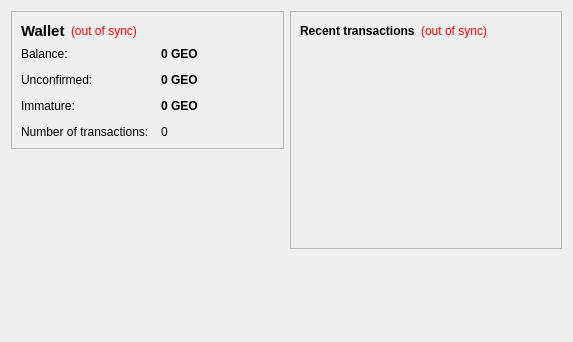
The window that src/qt/forms/overviewpage.ui (slimmtl/scamcoin) describes before a commit, drawn with Qt 5.
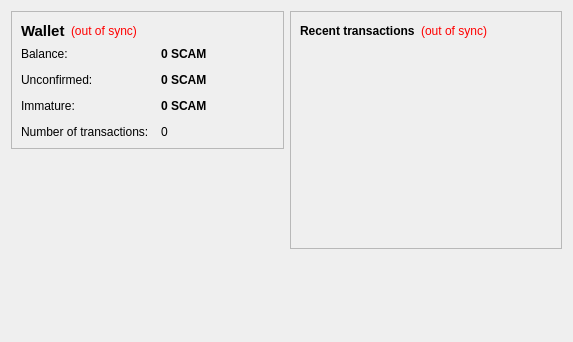
The same window after the commit.

```diff
--- a/src/qt/forms/overviewpage.ui
+++ b/src/qt/forms/overviewpage.ui
@@ -105,7 +105,7 @@
              <string>Your current balance</string>
             </property>
             <property name="text">
-             <string notr="true">0 GEO</string>
+             <string notr="true">0 SCAM</string>
             </property>
             <property name="textInteractionFlags">
              <set>Qt::LinksAccessibleByMouse|Qt::TextSelectableByKeyboard|Qt::TextSelectableByMouse</set>
@@ -134,7 +134,7 @@
              <string>Total of transactions that have yet to be confirmed, and do not yet count toward the current balance</string>
             </property>
             <property name="text">
-             <string notr="true">0 GEO</string>
+             <string notr="true">0 SCAM</string>
             </property>
             <property name="textInteractionFlags">
              <set>Qt::LinksAccessibleByMouse|Qt::TextSelectableByKeyboard|Qt::TextSelectableByMouse</set>
@@ -177,7 +177,7 @@
              <string>Mined balance that has not yet matured</string>
             </property>
             <property name="text">
-             <string notr="true">0 GEO</string>
+             <string notr="true">0 SCAM</string>
             </property>
             <property name="textInteractionFlags">
              <set>Qt::LinksAccessibleByMouse|Qt::TextSelectableByKeyboard|Qt::TextSelectableByMouse</set>
```
